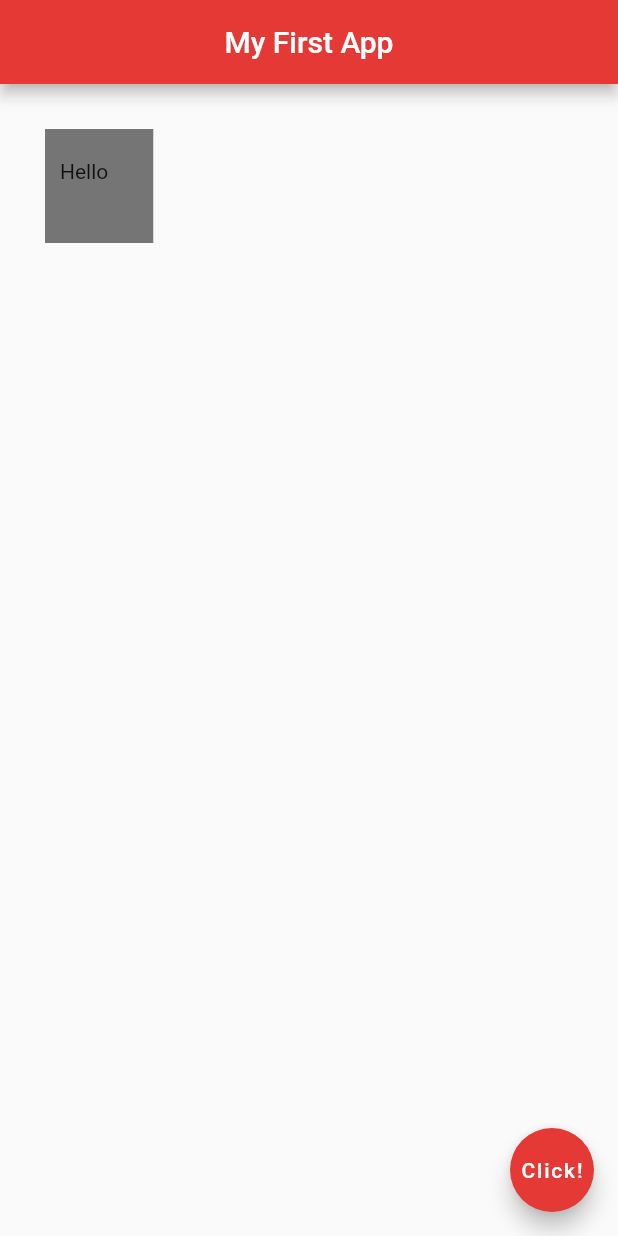
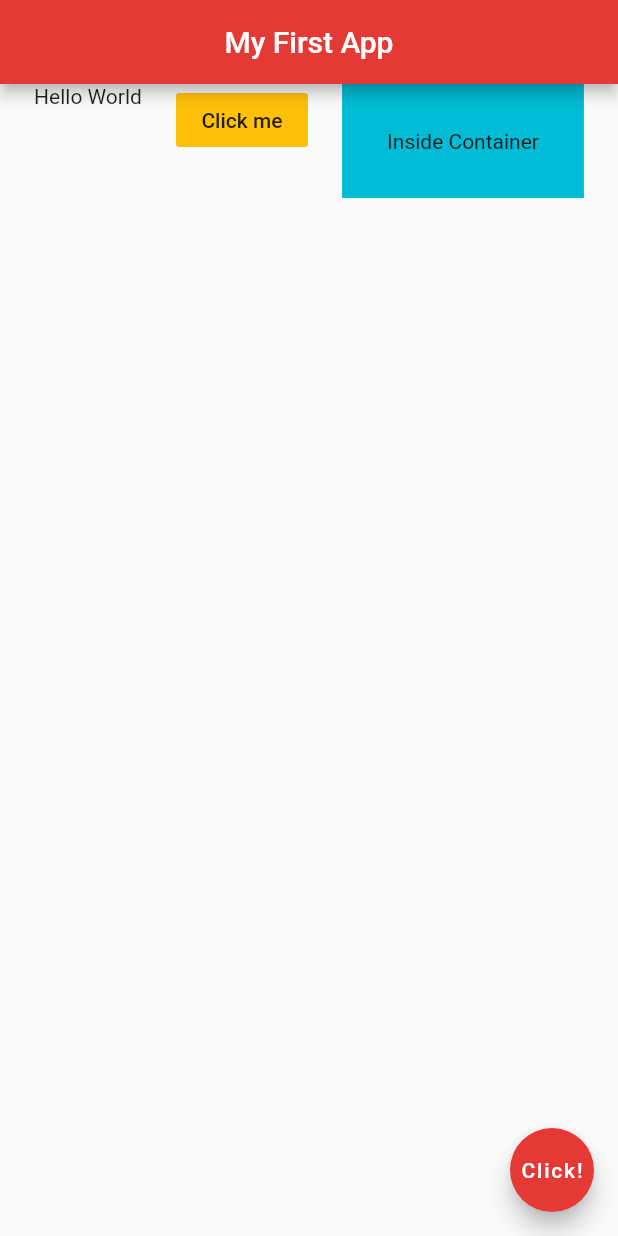
Before and after one commit to mishkatmustafid/flutter-project, a Flutter app: the screen it shows after launch, on a phone screen of 412 x 824 dp. Run offline on Flutter 3.47's test engine with Material 2 defaults, Android fonts, the phone set to English and light mode, and no system bars.

Commit message:
Row widget containing 3 more widget. Also, different row properties

```diff
--- a/flutter_app/lib/main.dart
+++ b/flutter_app/lib/main.dart
@@ -1,3 +1,4 @@
+import 'package:flutter/cupertino.dart';
 import 'package:flutter/material.dart';
 
 void main() => runApp(MaterialApp(
@@ -13,11 +14,22 @@ class Home extends StatelessWidget {
         centerTitle: true,
         backgroundColor: Colors.red[600],
       ),
-      body: Container(
-        padding: EdgeInsets.fromLTRB(10.0, 20.0, 30.0, 40.0),
-        margin: EdgeInsets.all(30.0),
-        color: Colors.grey[600],
-        child: Text('Hello'),
+      body: Row(
+        mainAxisAlignment: MainAxisAlignment.spaceEvenly,
+        crossAxisAlignment: CrossAxisAlignment.start,
+        children: <Widget>[
+          Text('Hello World'),
+          FlatButton(
+            onPressed: () {},
+            color: Colors.amber,
+            child: Text('Click me'),
+          ),
+          Container(
+            color: Colors.cyan,
+            padding: EdgeInsets.all(30.0),
+            child: Text('Inside Container'),
+          ),
+        ],
       ),
       floatingActionButton:FloatingActionButton(
         onPressed: (){},
```
